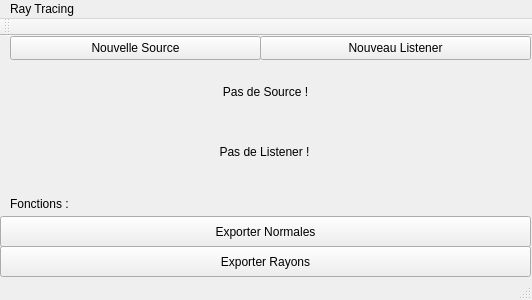
The window that mainwindow.ui (DocGrobi/RayTracingCpp) describes before a commit, drawn with Qt 5.
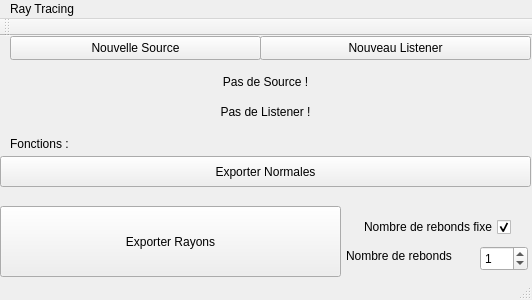
The same window after the commit.

What changed in the file:
```diff
--- a/mainwindow.ui
+++ b/mainwindow.ui
@@ -18,7 +18,7 @@
     <property name="geometry">
      <rect>
       <x>50</x>
-      <y>40</y>
+      <y>30</y>
       <width>431</width>
       <height>31</height>
      </rect>
@@ -43,7 +43,7 @@
     <property name="geometry">
      <rect>
       <x>0</x>
-      <y>180</y>
+      <y>120</y>
       <width>531</width>
       <height>31</height>
      </rect>
@@ -62,9 +62,9 @@
     <property name="geometry">
      <rect>
       <x>0</x>
-      <y>210</y>
-      <width>531</width>
-      <height>31</height>
+      <y>170</y>
+      <width>341</width>
+      <height>71</height>
      </rect>
     </property>
     <property name="sizePolicy">
@@ -90,7 +90,7 @@
     <property name="geometry">
      <rect>
       <x>10</x>
-      <y>160</y>
+      <y>100</y>
       <width>91</width>
       <height>16</height>
      </rect>
@@ -128,10 +128,10 @@
    <widget class="QLabel" name="label_listener">
     <property name="geometry">
      <rect>
-      <x>29</x>
-      <y>90</y>
+      <x>30</x>
+      <y>60</y>
       <width>471</width>
-      <height>51</height>
+      <height>31</height>
      </rect>
     </property>
     <property name="font">
@@ -150,6 +150,51 @@
      <bool>true</bool>
     </property>
    </widget>
+   <widget class="QCheckBox" name="checkBox__rayFixe">
+    <property name="geometry">
+     <rect>
+      <x>340</x>
+      <y>180</y>
+      <width>171</width>
+      <height>22</height>
+     </rect>
+    </property>
+    <property name="layoutDirection">
+     <enum>Qt::RightToLeft</enum>
+    </property>
+    <property name="text">
+     <string>Nombre de rebonds fixe</string>
+    </property>
+    <property name="checked">
+     <bool>true</bool>
+    </property>
+   </widget>
+   <widget class="QSpinBox" name="spinBox">
+    <property name="geometry">
+     <rect>
+      <x>480</x>
+      <y>210</y>
+      <width>48</width>
+      <height>25</height>
+     </rect>
+    </property>
+    <property name="value">
+     <number>1</number>
+    </property>
+   </widget>
+   <widget class="QLabel" name="label_nbRay">
+    <property name="geometry">
+     <rect>
+      <x>346</x>
+      <y>210</y>
+      <width>130</width>
+      <height>20</height>
+     </rect>
+    </property>
+    <property name="text">
+     <string>Nombre de rebonds</string>
+    </property>
+   </widget>
   </widget>
   <widget class="QMenuBar" name="menuBar">
    <property name="geometry">
```
